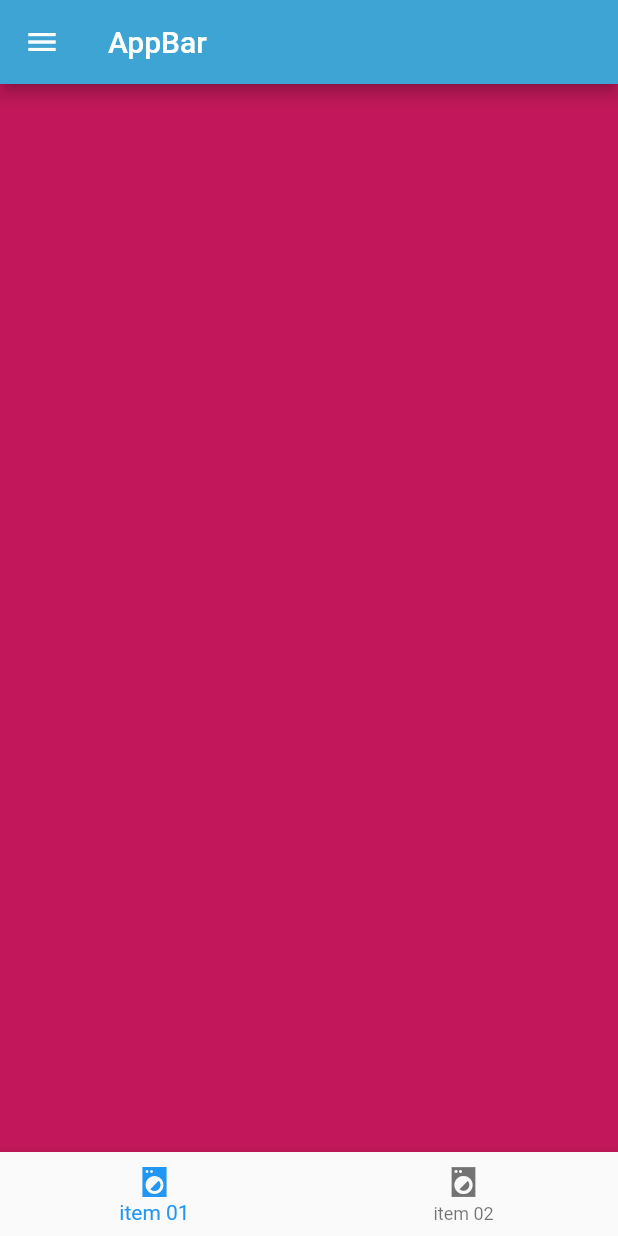
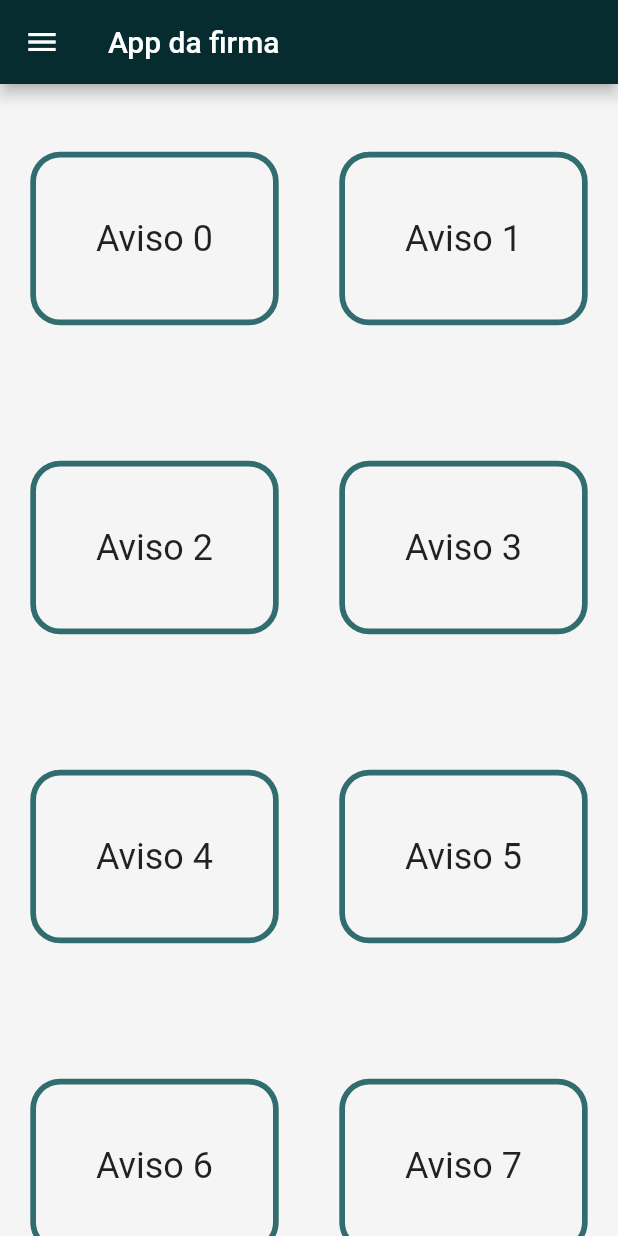
Before and after one commit to Gustavowilker/Cadastramento, a Flutter app: the HomePage screen opened by its route, on a phone screen of 412 x 824 dp. Run offline on Flutter 3.47's test engine with Material 2 defaults, Android fonts, the phone set to English and light mode, and no system bars.

Commit message:
Importando paginas do Usuário Colaborador

```diff
--- /dev/null
+++ b/lib/Pages/PagesView/Avisos_page.dart
@@ -0,0 +1,30 @@
+import 'package:flutter/material.dart';
+
+class Avisos extends StatelessWidget {
+  const Avisos({Key? key}) : super(key: key);
+
+  @override
+  Widget build(BuildContext context) {
+    return GridView.count(
+        crossAxisCount: 2,
+        children: List.generate(8, (index) {
+          return Center(
+            child: Container(
+              decoration: BoxDecoration(
+                  border: Border.all(
+                      color: Color.fromARGB(255, 49, 109, 110), width: 3.8),
+                  borderRadius: const BorderRadius.only(
+                      topLeft: Radius.circular(20),
+                      topRight: Radius.circular(20),
+                      bottomLeft: Radius.circular(20),
+                      bottomRight: Radius.circular(20))),
+              padding: const EdgeInsets.all(40),
+              child: Text(
+                'Aviso $index',
+                style: Theme.of(context).textTheme.headline5,
+              ),
+            ),
+          );
+        }));
+  }
+}
--- a/lib/Pages/home_page.dart
+++ b/lib/Pages/home_page.dart
@@ -1,5 +1,8 @@
 import 'package:flutter/material.dart';
-import 'package:flutter_application_1/Pages/PagesView/one_page.dart';
+import 'package:flutter_application_1/Pages/PagesView/Avisos_page.dart';
+
+
+import 'PagesView/Tarefas_page.dart';
 
 class HomePage extends StatefulWidget {
   const HomePage({Key? key}) : super(key: key);
@@ -16,43 +19,57 @@ class _HomePageState extends State<HomePage> {
   @override
   Widget build(BuildContext context) {
     return Scaffold(
+      backgroundColor: const Color(0xffF5F5F5),
       appBar: AppBar(
-        title: const Text('AppBar'),
-        backgroundColor: Color.fromARGB(255, 62, 164, 211),
+        title: const Text('App da firma'),
+        backgroundColor: const Color(0xff062C30),
       ),
       drawer: Drawer(
         child: ListView(
-          children: <Widget>[
-            Container(
-              child: DrawerHeader(
-                child: CircleAvatar(),
+          children: [
+            const UserAccountsDrawerHeader(
+              accountName: Text('UserName'),
+              accountEmail: Text('User.name@exemple.com'),
+              currentAccountPicture: CircleAvatar(
+                  backgroundImage: NetworkImage(
+                      'https://img.freepik.com/vetores-gratis/astronauta-bonito-flying-with-rocket-cartoon-icon-illustration-pessoas-ciencia-icone-conceito-isolado-premium-estilo-cartoon-plana_138676-1534.jpg?w=740')),
+            ),
+            ListTile(
+              title: const Text(
+                'Avisos',
+                style: TextStyle(fontSize: 18),
               ),
+              trailing: const Icon(Icons.arrow_forward_ios),
+              onTap: () {
+                _pageController.jumpToPage(0);
+                Navigator.pop(context);
+                setState(() {
+                  indexBottomNavigationBar = 0;
+                });
+              },
+            ),
+            ListTile(
+              title: const Text(
+                'Tarefas',
+                style: TextStyle(fontSize: 18),
+              ),
+              trailing: const Icon(Icons.arrow_forward_ios),
+              onTap: () {
+                _pageController.jumpToPage(1);
+                Navigator.pop(context);
+                setState(() {
+                  indexBottomNavigationBar = 1;
+                });
+              },
             ),
           ],
         ),
       ),
       body: PageView(
         controller: _pageController,
-        children: [
-          const OnePage(),
-          Container(color: Colors.yellow),
-        ],
-      ),
-      bottomNavigationBar: BottomNavigationBar(
-        currentIndex: indexBottomNavigationBar,
-        onTap: (int page) {
-          setState(() {
-            indexBottomNavigationBar = page;
-          });
-          _pageController.animateToPage(page,
-              duration: const Duration(milliseconds: 350),
-              curve: Curves.easeInCirc);
-        },
-        items: const [
-          BottomNavigationBarItem(
-              icon: Icon(Icons.local_laundry_service_sharp), label: "item 01"),
-          BottomNavigationBarItem(
-              icon: Icon(Icons.local_laundry_service_sharp), label: "item 02"),
+        children: const [
+          Avisos(),
+          Tarefas(),
         ],
       ),
     );
--- a/lib/main.dart
+++ b/lib/main.dart
@@ -16,13 +16,13 @@ class MyApp extends StatelessWidget {
     return MaterialApp(
       debugShowCheckedModeBanner: false,
       theme: ThemeData(
-          primaryColor: const Color.fromARGB(255, 111, 10, 120),
+        primarySwatch: Colors.blue,
       ),
       initialRoute: '/',
       routes: {
         '/': (context) => loginPage(),
         '/home': (context) => HomePage(),
-          '/performance':(context) => performancePage(),
+        '/performance': (context) => performancePage(),
       },
     );
   }
```
Also changed, not shown: lib/Pages/PagesView/Tarefas_page.dart (added, +32 -0 lines). Lines whose indentation alone changed are shown as unchanged.
